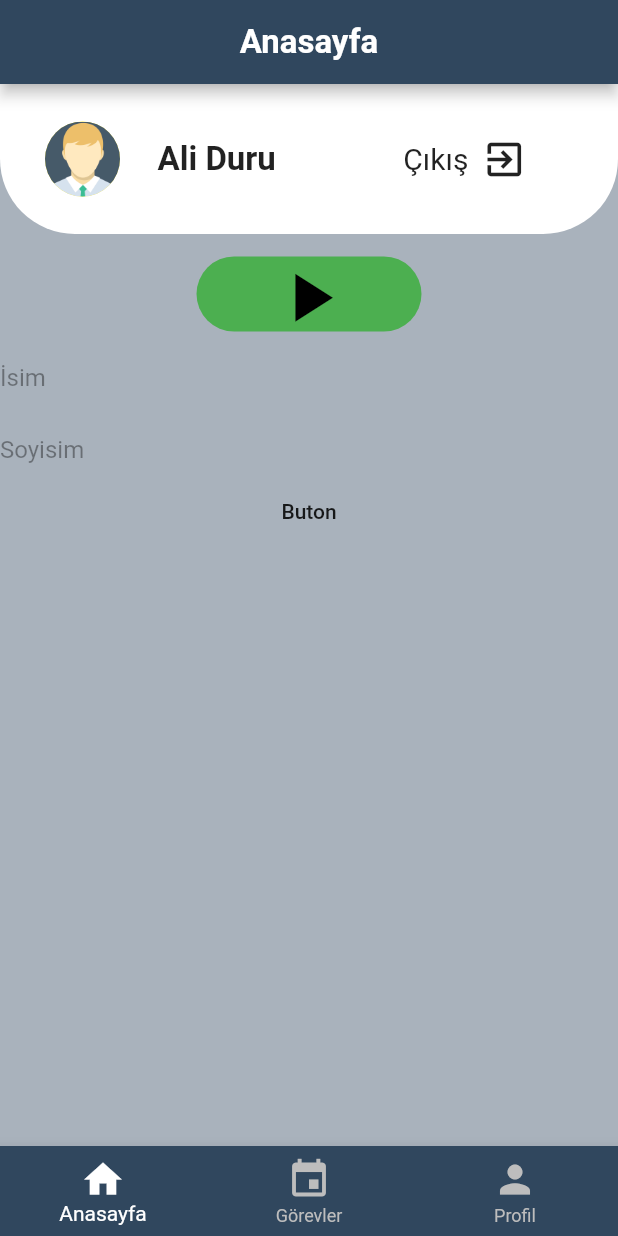
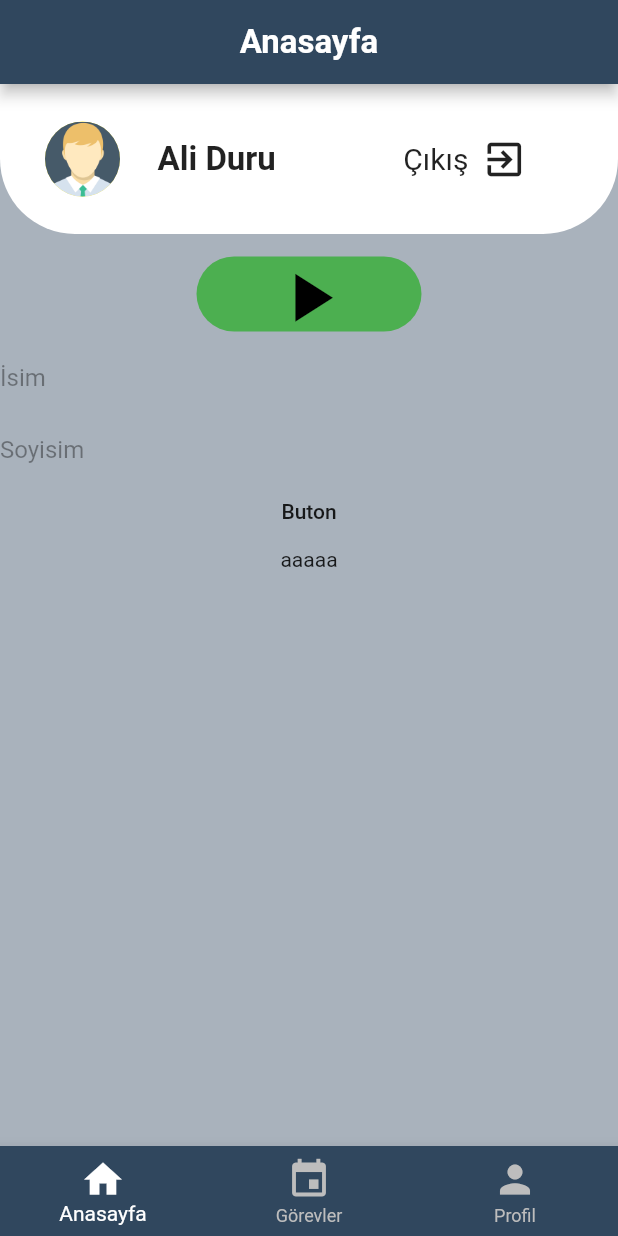
Before and after one commit to yarenadgzel/is_takip_uyg, a Flutter app: the screen it shows once a user with an empty profile is signed in, after a tap on "Buton", on a phone screen of 412 x 824 dp. Run offline on Flutter 3.47's test engine with Material 2 defaults, Android fonts, the phone set to English and light mode, and no system bars; our stand-ins replace cloud_firestore, firebase_auth; accounts and stored records are empty.

```diff
--- /dev/null
+++ b/lib/component/get_data.dart
@@ -0,0 +1,17 @@
+
+import 'package:cloud_firestore/cloud_firestore.dart';
+import 'package:flutter/material.dart';
+
+class DataList extends StatelessWidget {
+  @override
+  Widget build(BuildContext context) {
+    return new StreamBuilder<QuerySnapshot>(
+      stream: Firestore.instance.collection('users').snapshots(),
+      builder: (BuildContext context, AsyncSnapshot<QuerySnapshot> snapshot) {
+        print(snapshot.hasData);
+        if (!snapshot.hasData) return new Text('Loading...');
+        return Text("aaaaa");
+      },
+    );
+  }
+}
--- a/lib/component/tab_route.dart
+++ b/lib/component/tab_route.dart
@@ -1,5 +1,5 @@
 import 'package:flutter/material.dart';
-import 'file:///D:/flutter_workspace/is_takip_uyg/lib/constants/constant.dart';
+import 'package:is_takip_uyg/constant/constant.dart';
 import '../pages/home_page.dart';
 import '../pages/profile_page.dart';
 import '../pages/task_page.dart';
--- a/lib/component/task_card.dart
+++ b/lib/component/task_card.dart
@@ -1,5 +1,6 @@
 import 'package:flutter/material.dart';
-import 'package:is_takip_uyg/constants/constant.dart';
+import 'package:is_takip_uyg/constant/constant.dart';
+
 class taskCard extends StatelessWidget {
   @override
   Widget build(BuildContext context) {
--- a/lib/pages/home_page.dart
+++ b/lib/pages/home_page.dart
@@ -1,7 +1,7 @@
-import 'package:firebase_auth/firebase_auth.dart';
 import 'package:flutter/material.dart';
+import 'package:is_takip_uyg/component/get_data.dart';
+import 'package:is_takip_uyg/constant/constant.dart';
 import 'package:is_takip_uyg/pages/login_page.dart';
-import 'file:///D:/flutter_workspace/is_takip_uyg/lib/constants/constant.dart';
 import 'package:is_takip_uyg/services/auth_service.dart';
 import 'package:is_takip_uyg/services/database_service.dart';
 
@@ -145,10 +145,12 @@ class _HomePageState extends State<HomePage> {
               FlatButton(
                 onPressed: () async {
                   print("$ad" + "$soyad");
-                  databaseService.createUserData(ad, soyad);
+                  //databaseService.createUserData(ad, soyad);
+                  databaseService.createUniqueData(ad, soyad);
                 },
                 child: Text("Buton"),
               ),
+             Container(child: DataList()),
             ],
           ),
         ),
--- a/lib/pages/login_page.dart
+++ b/lib/pages/login_page.dart
@@ -1,8 +1,8 @@
 import 'package:flutter/cupertino.dart';
 import 'package:flutter/material.dart';
 import 'package:flutter/services.dart';
-import 'file:///D:/flutter_workspace/is_takip_uyg/lib/constants/constant.dart';
 import 'package:is_takip_uyg/component/tab_route.dart';
+import 'package:is_takip_uyg/constant/constant.dart';
 import 'package:is_takip_uyg/services/auth_service.dart';
 
 
--- a/lib/pages/profile_page.dart
+++ b/lib/pages/profile_page.dart
@@ -1,7 +1,7 @@
 import 'package:flutter/material.dart';
 import 'package:flutter/widgets.dart';
+import 'package:is_takip_uyg/constant/constant.dart';
 
-import '../constants/constant.dart';
 
 class ProfilePage extends StatefulWidget {
   @override
--- a/lib/pages/task_page.dart
+++ b/lib/pages/task_page.dart
@@ -1,6 +1,6 @@
 import 'package:flutter/material.dart';
-import 'package:is_takip_uyg/constants/constant.dart';
-import 'file:///D:/flutter_workspace/is_takip_uyg/lib/component/task_card.dart';
+import 'package:is_takip_uyg/component/task_card.dart';
+import 'package:is_takip_uyg/constant/constant.dart';
 
 
 class TaskPage extends StatefulWidget {
--- a/lib/services/auth_service.dart
+++ b/lib/services/auth_service.dart
@@ -16,6 +16,7 @@ class AuthService {
    FirebaseUser user = await _auth.currentUser();
    return user;
   }
+
 
   // ---------------------- getter ---------------------- //
 
--- a/lib/services/database_service.dart
+++ b/lib/services/database_service.dart
@@ -1,19 +1,31 @@
 import 'package:cloud_firestore/cloud_firestore.dart';
 import 'package:firebase_auth/firebase_auth.dart';
 import 'package:is_takip_uyg/services/auth_service.dart';
+import 'package:uuid/uuid.dart';
 
-class DatabaseService{
-
-  final CollectionReference myRef=Firestore.instance.collection("users");
+class DatabaseService {
+  final CollectionReference myRef = Firestore.instance.collection("users");
   AuthService authService = new AuthService();
 
-  Future createUserData(String name,String lastName) async{
+  Future createUserData(String name, String lastName) async {
     FirebaseUser user = await authService.getCurrentUser();
-    print("user: "+ user.uid);
+    print("user: " + user.uid);
     await myRef.document(user.uid).setData({
-      'name':name,
-      'lastName':lastName,
+      'name': name,
+      'lastName': lastName,
     });
   }
 
+  createUniqueData(String name, String lastName) async {
+    var uuid = Uuid(); //Uuid sınıfından bir nesne yarattık
+
+    await myRef.document(uuid.v4()).setData({
+      'name': name,
+      'lastName': lastName,
+    });
+  }
+
+  firebaseGetData() {
+  Firestore.instance.collection("users").snapshots();
+  }
 }
--- a/pubspec.yaml
+++ b/pubspec.yaml
@@ -27,6 +27,7 @@ dependencies:
   firebase_auth: "^0.15.0"
   provider: "^3.1.0"
   cloud_firestore: ^0.12.0
+  uuid: ^2.2.0
 
 
 
```
Also changed, not shown: lib/constant/constant.dart (renamed from lib/constants/constant.dart), lib/pages/deneme.dart (deleted), pubspec.lock.
